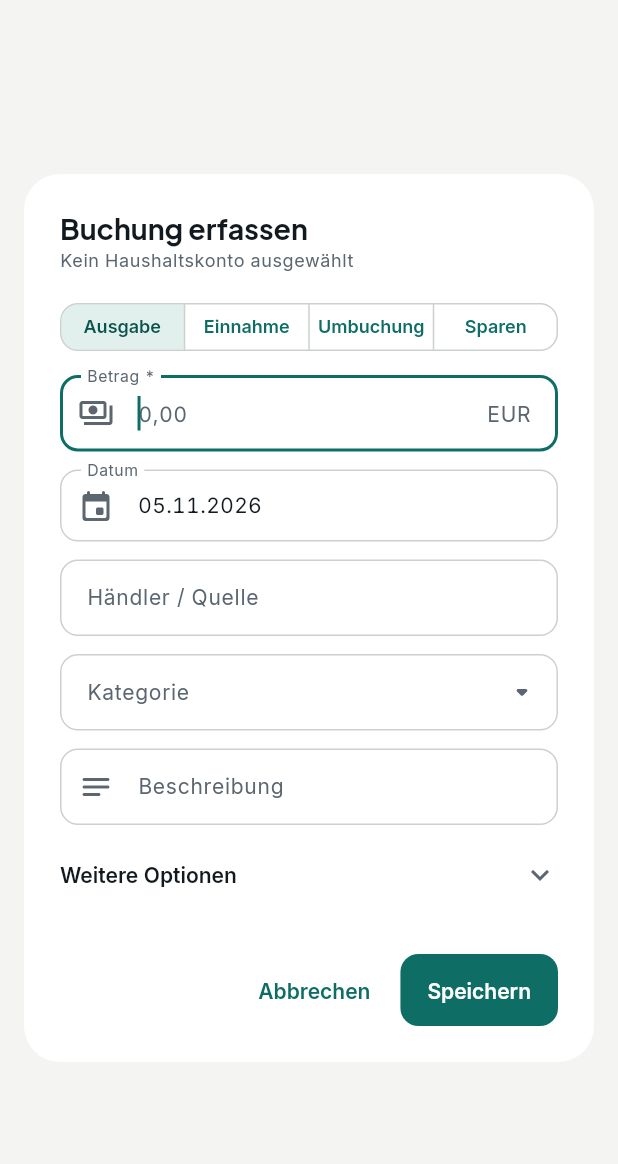
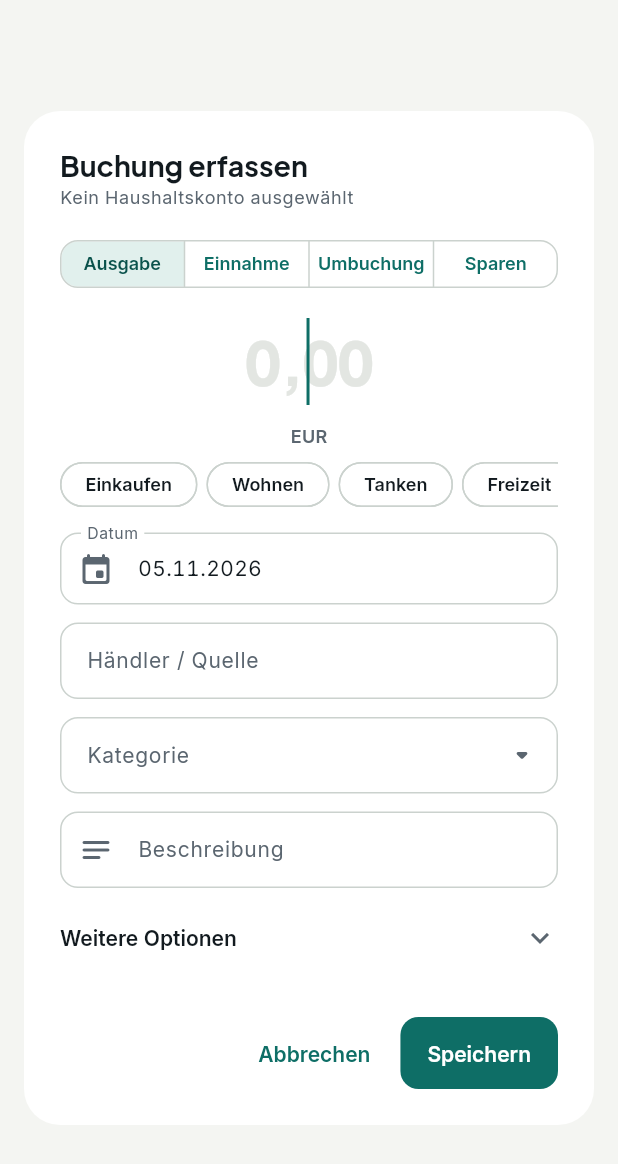
Before and after one commit to Michael2004Organization/WealthFlow, a Flutter app: the _EntryEditor widget shown alone on an empty page, opened directly with empty values, on a phone screen of 412 x 824 dp. Shown: the top 1164 px of the screen. Run offline on Flutter 3.47's test engine with Material 3 defaults, Android fonts, the phone set to English and light mode, and no system bars; our stand-ins replace drift, drift_flutter, fl_chart, flutter_local_notifications, flutter_riverpod, flutter_secure_storage and 3 more; missing offline and left inert: cryptography, dart:html, file_selector; accounts and stored records are empty; generated files the repository leaves out were written again.

Commit message:
Design 6: Buchungsfenster mit großem Betrag und Kategorie-Chips
Der Betrag steht groß in der Mitte und ist nach Richtung eingefärbt.
Darunter stehen die am häufigsten genutzten Kategorien als Chips.
Das Datum folgt als eigene Zeile.

Co-Authored-By: Claude Opus 5.5 <noreply@anthropic.com>
Claude-Session: https://claude.ai/code/session_017bgVcgzZgNX9qVmRwHbRRF

```diff
--- a/lib/features/household/household_page.dart
+++ b/lib/features/household/household_page.dart
@@ -1291,42 +1291,18 @@ class _EntryEditorState extends State<_EntryEditor> {
         const SizedBox(height: 12),
       ],
       _kindSelector(),
+      const SizedBox(height: 8),
+      _amountField(context),
+      if (_bookingKind == 'standard') ...[
+        const SizedBox(height: 4),
+        _categoryChips(context),
+      ],
       const SizedBox(height: 12),
-      _responsiveFields([
-        TextFormField(
-          controller: _amount,
-          focusNode: _amountFocus,
-          autofocus: _isNew,
-          keyboardType: const TextInputType.numberWithOptions(decimal: true),
-          textInputAction: TextInputAction.next,
-          style: widget.fullscreen
-              ? TextStyle(
-                  fontFamily: AppTheme.displayFont,
-                  fontSize: 28,
-                  fontWeight: FontWeight.w800,
-                  color: _kind == 'expense'
-                      ? WealthColors.of(context).expense
-                      : _kind == 'income'
-                      ? WealthColors.of(context).income
-                      : null,
-                )
-              : null,
-          decoration: InputDecoration(
-            labelText: 'Betrag *',
-            hintText: '0,00',
-            suffixText: _selectedAccount?.currency ?? 'EUR',
-            prefixIcon: const Icon(Icons.payments_outlined),
-          ),
-          validator: (value) => (parseAmount(value) ?? 0) <= 0
-              ? 'Bitte einen positiven Betrag eingeben.'
-              : null,
-        ),
-        _DateField(
-          label: 'Datum',
-          value: DateFormat('dd.MM.yyyy').format(_date),
-          onTap: _pickDate,
-        ),
-      ]),
+      _DateField(
+        label: 'Datum',
+        value: DateFormat('dd.MM.yyyy').format(_date),
+        onTap: _pickDate,
+      ),
       if (_isNew && _bookingKind != 'standard') ...[
         const SizedBox(height: 12),
         SearchableDropdownButtonFormField<String>(
@@ -1374,7 +1350,7 @@ class _EntryEditorState extends State<_EntryEditor> {
                 .where((item) => item.kind == 'category')
                 .map((item) => item.value),
           }.toList(),
-          onChanged: (_) => _categoryEdited = true,
+          onChanged: (_) => setState(() => _categoryEdited = true),
         ),
       ]),
       const SizedBox(height: 12),
@@ -1400,6 +1376,108 @@ class _EntryEditorState extends State<_EntryEditor> {
       ),
     ],
   );
+
+  /// The amount as the centre of the editor: large, coloured by direction.
+  Widget _amountField(BuildContext context) {
+    final colors = WealthColors.of(context);
+    final color = switch (_kind) {
+      'expense' => colors.expense,
+      'income' => colors.income,
+      _ => Theme.of(context).colorScheme.onSurface,
+    };
+    return TextFormField(
+      key: const Key('entry-amount'),
+      controller: _amount,
+      focusNode: _amountFocus,
+      autofocus: _isNew,
+      textAlign: TextAlign.center,
+      keyboardType: const TextInputType.numberWithOptions(decimal: true),
+      textInputAction: TextInputAction.next,
+      style: TextStyle(
+        fontFamily: AppTheme.displayFont,
+        fontSize: 40,
+        fontWeight: FontWeight.w800,
+        letterSpacing: -.5,
+        color: color,
+      ),
+      decoration: InputDecoration(
+        hintText: '0,00',
+        hintStyle: TextStyle(
+          fontFamily: AppTheme.displayFont,
+          fontSize: 40,
+          fontWeight: FontWeight.w800,
+          color: colors.border,
+        ),
+        helper: Center(
+          child: Text(
+            _selectedAccount?.currency ?? 'EUR',
+            style: TextStyle(
+              fontSize: 12,
+              fontWeight: FontWeight.w600,
+              color: colors.muted,
+            ),
+          ),
+        ),
+        border: InputBorder.none,
+        enabledBorder: InputBorder.none,
+        focusedBorder: InputBorder.none,
+        errorBorder: InputBorder.none,
+        focusedErrorBorder: InputBorder.none,
+        filled: false,
+        errorStyle: const TextStyle(height: 1.2),
+        contentPadding: const EdgeInsets.symmetric(vertical: 8),
+      ),
+      validator: (value) => (parseAmount(value) ?? 0) <= 0
+          ? 'Bitte einen positiven Betrag eingeben.'
+          : null,
+    );
+  }
+
+  /// The categories used most for this direction, one tap to pick.
+  Widget _categoryChips(BuildContext context) {
+    final counts = <String, int>{};
+    for (final entry in widget.ledgerEntries) {
+      if (entry.isIncome != _income ||
+          entry.category.isEmpty ||
+          entry.sourceType == 'transfer' ||
+          entry.sourceType == 'saving') {
+        continue;
+      }
+      counts.update(entry.category, (count) => count + 1, ifAbsent: () => 1);
+    }
+    final ranked = counts.keys.toList()
+      ..sort((a, b) => counts[b]!.compareTo(counts[a]!));
+    final fallback = _income
+        ? const ['Gehalt', 'Dividende', 'Sonstiges']
+        : const ['Einkaufen', 'Wohnen', 'Tanken', 'Freizeit', 'Sonstiges'];
+    final chips = {
+      ...ranked.take(6),
+      if (ranked.length < 4) ...fallback,
+    }.take(7).toList();
+    final current = _category.text.trim();
+    return SizedBox(
+      height: 40,
+      child: ListView(
+        scrollDirection: Axis.horizontal,
+        children: [
+          for (final category in chips)
+            Padding(
+              padding: const EdgeInsets.only(right: 6),
+              child: ChoiceChip(
+                label: Text(category),
+                selected: current == category,
+                showCheckmark: false,
+                visualDensity: VisualDensity.compact,
+                onSelected: (selected) => setState(() {
+                  _category.text = selected ? category : '';
+                  _categoryEdited = true;
+                }),
+              ),
+            ),
+        ],
+      ),
+    );
+  }
 
   bool get _hasExtraOptions =>
       _vehicleId.isNotEmpty ||
@@ -1642,7 +1720,7 @@ class _EntryEditorState extends State<_EntryEditor> {
         )
         .firstOrNull;
     if (previous == null) return;
-    _category.text = previous.category;
+    setState(() => _category.text = previous.category);
     if (_payment.text.trim().isEmpty && previous.paymentMethod.isNotEmpty) {
       _payment.text = previous.paymentMethod;
     }
```
Also changed, not shown: 3 other files.
